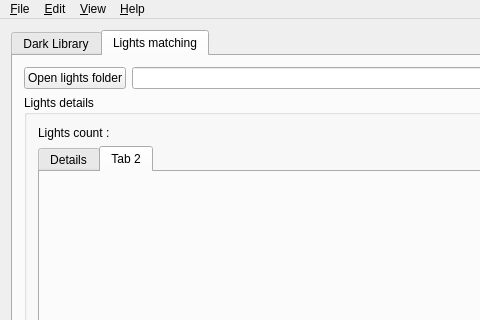
Before: the Qt Designer form src/gui/forms/mainWindow.ui in deufrai/astrawdark-src, drawn with Qt 5; both pictures show x 0 to 480 and y 0 to 320 of the 887 by 720 pixel window.
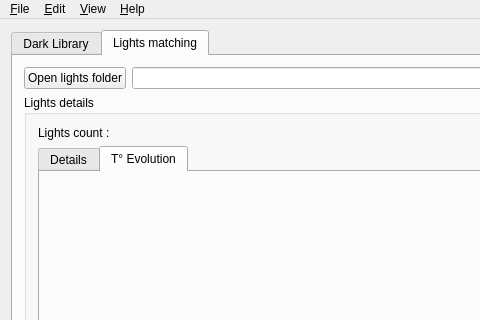
After: the same form once the commit is applied. The open tabs and pages were chosen to show the change. Icons and pictures are not drawn. Custom widgets are drawn as their Qt base class.

Commit message: ARD-77: Added temperature evolution graph for lights

Diff of the .ui file:
```diff
--- a/src/gui/forms/mainWindow.ui
+++ b/src/gui/forms/mainWindow.ui
@@ -244,7 +244,7 @@
              </widget>
              <widget class="QWidget" name="tab_2">
               <attribute name="title">
-               <string>Tab 2</string>
+               <string>T° Evolution</string>
               </attribute>
              </widget>
             </widget>
```
Left out of the diff: 9 changed lines with no effect on the pictures. The commit also changes 5 other files.
